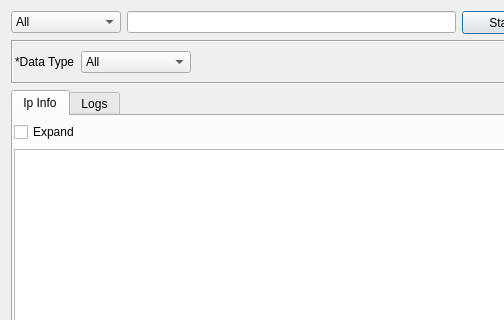
The window that gui/src/tools/IpTool.ui (3nock/OTE) describes before a commit, drawn with Qt 5; both pictures show x 0 to 504 and y 0 to 320 of the 639 by 510 pixel window.
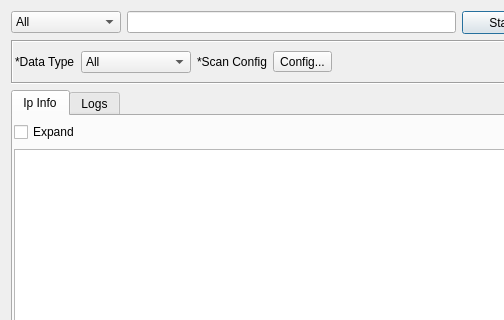
The same window after the commit.

Commit message: added new passive scan configuration dialog

```diff
--- a/gui/src/tools/IpTool.ui
+++ b/gui/src/tools/IpTool.ui
@@ -121,6 +121,20 @@
         </item>
        </widget>
       </item>
+      <item>
+       <widget class="QLabel" name="label_2">
+        <property name="text">
+         <string>*Scan Config</string>
+        </property>
+       </widget>
+      </item>
+      <item>
+       <widget class="QToolButton" name="buttonConfig">
+        <property name="text">
+         <string>Config...</string>
+        </property>
+       </widget>
+      </item>
       <item>
        <spacer name="horizontalSpacer">
         <property name="orientation">
```
The commit also changes 37 other files.
